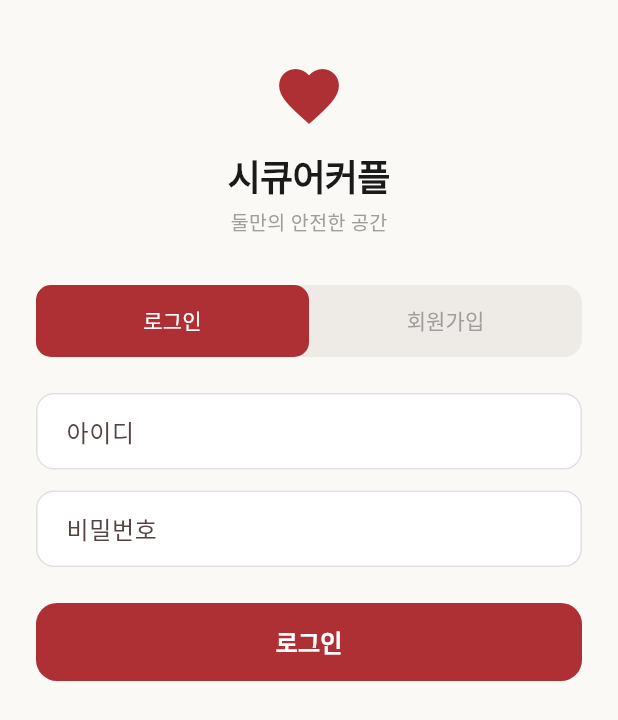
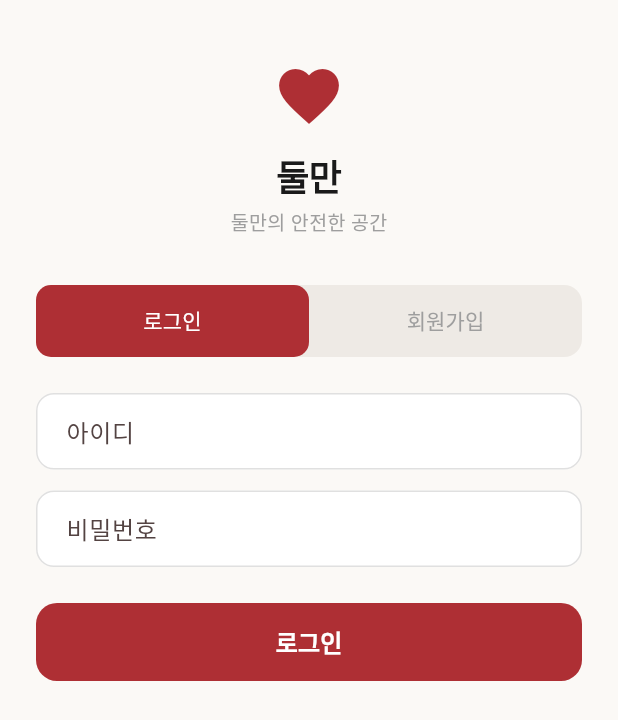
Before and after one commit to Gastbylostlove/Dulman, a Flutter app: the screen it shows after launch, on a phone screen of 412 x 824 dp. Shown: the top 720 px of the screen. Run offline on Flutter 3.47's test engine with Material 3 defaults, Android fonts, the phone set to English and light mode, and no system bars; our stand-ins replace flutter_secure_storage, image_picker.

Commit message:
이름변경함

```diff
--- a/frontend/lib/main.dart
+++ b/frontend/lib/main.dart
@@ -28,7 +28,7 @@ class DulmanApp extends StatelessWidget {
         ),
       ],
       child: MaterialApp(
-        title: '시큐어커플',
+        title: '둘만',
         debugShowCheckedModeBanner: false,
         theme: ThemeData(
           colorScheme: ColorScheme.fromSeed(
--- a/frontend/lib/screens/auth_screen.dart
+++ b/frontend/lib/screens/auth_screen.dart
@@ -120,7 +120,7 @@ class _AuthScreenState extends State<AuthScreen> with SingleTickerProviderStateM
             const Icon(Icons.favorite, color: Color(0xFFAE2F34), size: 48),
             const SizedBox(height: 12),
             const Text(
-              '시큐어커플',
+              '둘만',
               style: TextStyle(
                 fontSize: 24,
                 fontWeight: FontWeight.w800,
--- a/frontend/lib/screens/onboarding_screen.dart
+++ b/frontend/lib/screens/onboarding_screen.dart
@@ -125,7 +125,7 @@ class _OnboardingScreenState extends State<OnboardingScreen>
         backgroundColor: Colors.transparent,
         elevation: 0,
         title: const Text(
-          '시큐어커플',
+          '둘만',
           style: TextStyle(color: Color(0xFFAE2F34), fontWeight: FontWeight.w800),
         ),
         actions: [
--- a/frontend/lib/screens/splash_screen.dart
+++ b/frontend/lib/screens/splash_screen.dart
@@ -67,7 +67,7 @@ class _SplashScreenState extends State<SplashScreen> {
             ),
             const SizedBox(height: 20),
             const Text(
-              '시큐어커플',
+              '둘만',
               style: TextStyle(
                 color: Colors.white,
                 fontSize: 28,
--- a/frontend/pubspec.yaml
+++ b/frontend/pubspec.yaml
@@ -1,5 +1,5 @@
 name: dulman_flutter
-description: "시큐어커플 - 1:1 프라이빗 커플 채팅 앱"
+description: "둘만 - 1:1 프라이빗 커플 채팅 앱"
 publish_to: 'none'
 version: 1.0.0+1
 
```
Also changed, not shown: 1 other file.
